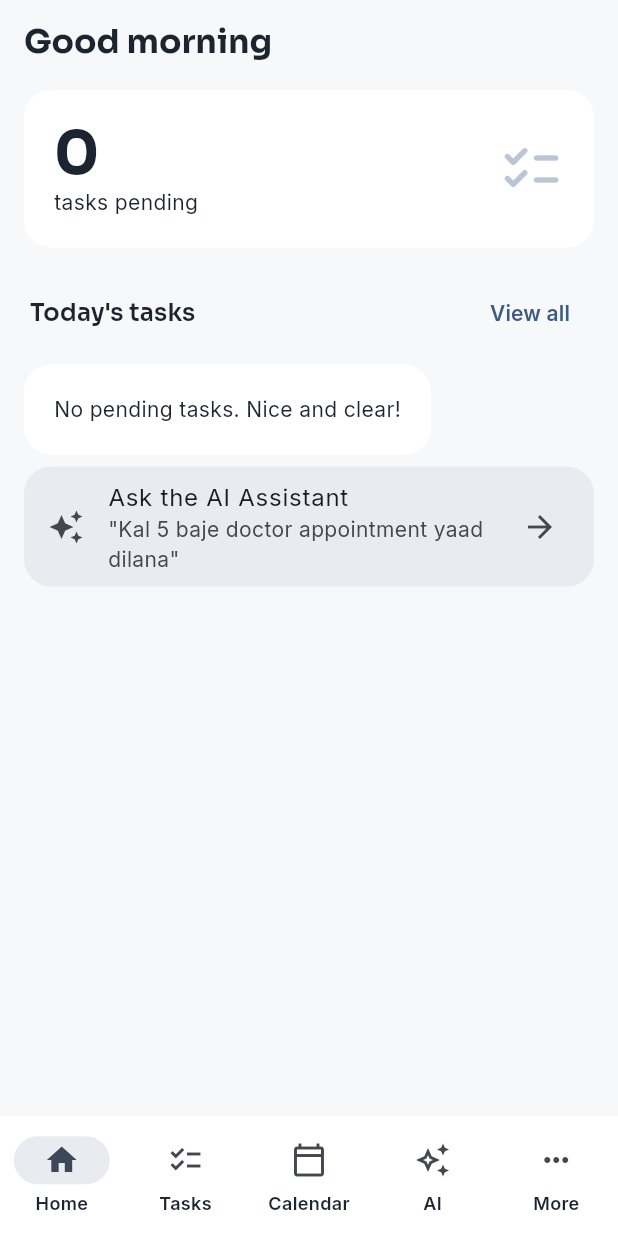
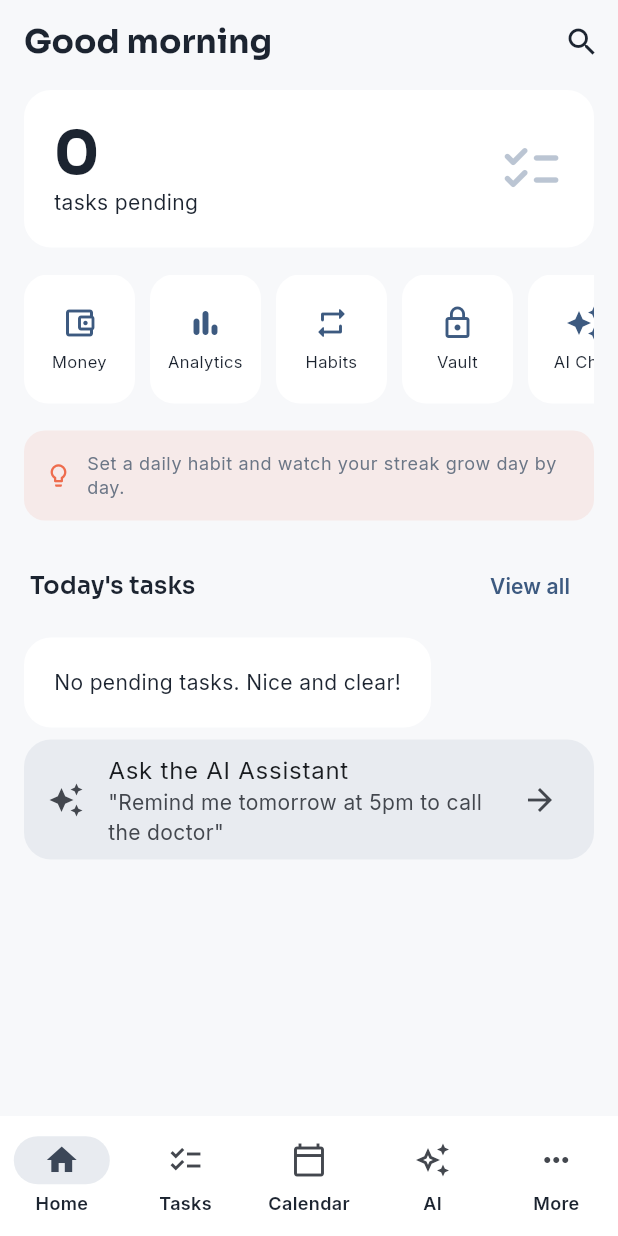
Before and after one commit to rehanmalek786/Ai-Life-Organizer, a Flutter app: the screen it shows once a user with an empty profile is signed in, on a phone screen of 412 x 824 dp. Run offline on Flutter 3.47's test engine with Material 3 defaults, Android fonts, the phone set to English and light mode, and no system bars; our stand-ins replace cloud_firestore, firebase_auth, firebase_core, fl_chart, flutter_local_notifications, flutter_secure_storage and 8 more; accounts and stored records are empty.

Commit message:
Update home_screen.dart

```diff
--- a/lib/screens/home/home_screen.dart
+++ b/lib/screens/home/home_screen.dart
@@ -5,6 +5,11 @@ import '../../providers/app_providers.dart';
 import '../../services/firestore_service.dart';
 import '../../models/models.dart';
 import '../../widgets/shared_widgets.dart';
+import '../money/money_screen.dart';
+import '../analytics/analytics_screen.dart';
+import '../search/search_screen.dart';
+import '../vault/vault_screen.dart';
+import '../habits/habits_screen.dart';
 
 class HomeScreen extends StatelessWidget {
   final void Function(int tabIndex) onNavigate;
@@ -17,14 +22,32 @@ class HomeScreen extends StatelessWidget {
     return 'Good evening';
   }
 
+  static const _tips = [
+    'Try telling the AI Assistant: "remind me to call mom tomorrow at 6pm".',
+    'Set a daily habit and watch your streak grow day by day.',
+    'Ask the AI Assistant to summarize a long note in one tap.',
+    'Log an expense by just typing it in the AI chat - "spent 200 on food".',
+    'Say "remember that..." to the AI and it will use that context later.',
+  ];
+
+  void _push(BuildContext context, Widget screen) {
+    Navigator.push(context, MaterialPageRoute(builder: (_) => screen));
+  }
+
   @override
   Widget build(BuildContext context) {
     final fs = FirestoreService();
     final name = context.watch<AuthProvider>().user?.displayName ?? '';
     final theme = Theme.of(context);
+    final tip = _tips[DateTime.now().day % _tips.length];
 
     return Scaffold(
-      appBar: AppBar(title: Text('${_greeting()}${name.isNotEmpty ? ', $name' : ''}')),
+      appBar: AppBar(
+        title: Text('${_greeting()}${name.isNotEmpty ? ', $name' : ''}'),
+        actions: [
+          IconButton(icon: const Icon(Icons.search), onPressed: () => _push(context, const SearchScreen())),
+        ],
+      ),
       body: RefreshIndicator(
         onRefresh: () async {},
         child: ListView(
@@ -36,12 +59,63 @@ class HomeScreen extends StatelessWidget {
                 final tasks = snap.data ?? [];
                 final pending = tasks.where((t) => !t.completed).toList();
                 final highPriority = pending.where((t) => t.priority == 'high').length;
-                return _SummaryCard(
-                  totalPending: pending.length,
-                  highPriority: highPriority,
-                  onTap: () => onNavigate(1),
+                return _SummaryCard(totalPending: pending.length, highPriority: highPriority, onTap: () => onNavigate(1));
+              },
+            ),
+            const SizedBox(height: 18),
+            SizedBox(
+              height: 86,
+              child: ListView(
+                scrollDirection: Axis.horizontal,
+                children: [
+                  _QuickAction(icon: Icons.account_balance_wallet_outlined, label: 'Money', onTap: () => _push(context, const MoneyScreen())),
+                  const SizedBox(width: 10),
+                  _QuickAction(icon: Icons.bar_chart_rounded, label: 'Analytics', onTap: () => _push(context, const AnalyticsScreen())),
+                  const SizedBox(width: 10),
+                  _QuickAction(icon: Icons.repeat_rounded, label: 'Habits', onTap: () => _push(context, const HabitsScreen())),
+                  const SizedBox(width: 10),
+                  _QuickAction(icon: Icons.lock_outline, label: 'Vault', onTap: () => _push(context, const VaultScreen())),
+                  const SizedBox(width: 10),
+                  _QuickAction(icon: Icons.auto_awesome, label: 'AI Chat', onTap: () => onNavigate(3)),
+                ],
+              ),
+            ),
+            StreamBuilder<List<HabitItem>>(
+              stream: fs.habitsStream(),
+              builder: (context, snap) {
+                final habits = snap.data ?? [];
+                if (habits.isEmpty) return const SizedBox.shrink();
+                return Column(
+                  crossAxisAlignment: CrossAxisAlignment.start,
+                  children: [
+                    const SectionHeader(title: "Today's habits"),
+                    SizedBox(
+                      height: 44,
+                      child: ListView.separated(
+                        scrollDirection: Axis.horizontal,
+                        itemCount: habits.length,
+                        separatorBuilder: (_, __) => const SizedBox(width: 8),
+                        itemBuilder: (context, i) {
+                          final h = habits[i];
+                          return _HabitChip(habit: h, fs: fs);
+                        },
+                      ),
+                    ),
+                  ],
                 );
               },
+            ),
+            Container(
+              margin: const EdgeInsets.only(top: 18),
+              padding: const EdgeInsets.all(14),
+              decoration: BoxDecoration(color: theme.colorScheme.secondary.withValues(alpha: 0.1), borderRadius: BorderRadius.circular(14)),
+              child: Row(
+                children: [
+                  Icon(Icons.lightbulb_outline, size: 18, color: theme.colorScheme.secondary),
+                  const SizedBox(width: 10),
+                  Expanded(child: Text(tip, style: theme.textTheme.bodySmall)),
+                ],
+              ),
             ),
             StreamBuilder<List<CalendarEventItem>>(
               stream: fs.eventsStream(),
@@ -53,11 +127,8 @@ class HomeScreen extends StatelessWidget {
                   children: [
                     SectionHeader(title: "Today's schedule", trailing: TextButton(onPressed: () => onNavigate(2), child: const Text('View all'))),
                     ...events.map((e) => Card(
-                          child: ListTile(
-                            leading: const Icon(Icons.event),
-                            title: Text(e.title),
-                            subtitle: Text(DateFormat('h:mm a').format(e.startTime)),
-                          ),
+                          margin: const EdgeInsets.only(bottom: 8),
+                          child: ListTile(leading: const Icon(Icons.event), title: Text(e.title), subtitle: Text(DateFormat('h:mm a').format(e.startTime))),
                         )),
                   ],
                 );
@@ -73,11 +144,8 @@ class HomeScreen extends StatelessWidget {
                   children: [
                     SectionHeader(title: 'Upcoming reminders', trailing: TextButton(onPressed: () => onNavigate(4), child: const Text('View all'))),
                     ...upcoming.map((r) => Card(
-                          child: ListTile(
-                            leading: const Icon(Icons.notifications_outlined),
-                            title: Text(r.title),
-                            subtitle: Text(DateFormat('EEE, d MMM • h:mm a').format(r.dateTime)),
-                          ),
+                          margin: const EdgeInsets.only(bottom: 8),
+                          child: ListTile(leading: const Icon(Icons.notifications_outlined), title: Text(r.title), subtitle: Text(DateFormat('EEE, d MMM • h:mm a').format(r.dateTime))),
                         )),
                   ],
                 );
@@ -92,14 +160,10 @@ class HomeScreen extends StatelessWidget {
                   children: [
                     SectionHeader(title: "Today's tasks", trailing: TextButton(onPressed: () => onNavigate(1), child: const Text('View all'))),
                     if (pending.isEmpty)
-                      Card(
-                        child: Padding(
-                          padding: const EdgeInsets.all(20),
-                          child: Text('No pending tasks. Nice and clear!', style: theme.textTheme.bodyMedium),
-                        ),
-                      )
+                      Card(child: Padding(padding: const EdgeInsets.all(20), child: Text('No pending tasks. Nice and clear!', style: theme.textTheme.bodyMedium)))
                     else
                       ...pending.map((t) => Card(
+                            margin: const EdgeInsets.only(bottom: 8),
                             child: ListTile(
                               leading: PriorityBadge(priority: t.priority),
                               title: Text(t.title),
@@ -116,7 +180,7 @@ class HomeScreen extends StatelessWidget {
               child: ListTile(
                 leading: const Icon(Icons.auto_awesome),
                 title: const Text('Ask the AI Assistant'),
-                subtitle: const Text('"Kal 5 baje doctor appointment yaad dilana"'),
+                subtitle: const Text('"Remind me tomorrow at 5pm to call the doctor"'),
                 trailing: const Icon(Icons.arrow_forward),
                 onTap: () => onNavigate(3),
               ),
@@ -130,6 +194,81 @@ class HomeScreen extends StatelessWidget {
   static bool _isToday(DateTime d) {
     final now = DateTime.now();
     return d.year == now.year && d.month == now.month && d.day == now.day;
+  }
+}
+
+class _QuickAction extends StatelessWidget {
+  final IconData icon;
+  final String label;
+  final VoidCallback onTap;
+  const _QuickAction({required this.icon, required this.label, required this.onTap});
+
+  @override
+  Widget build(BuildContext context) {
+    final theme = Theme.of(context);
+    return InkWell(
+      borderRadius: BorderRadius.circular(16),
+      onTap: onTap,
+      child: Container(
+        width: 74,
+        decoration: BoxDecoration(color: theme.cardTheme.color, borderRadius: BorderRadius.circular(16)),
+        child: Column(
+          mainAxisAlignment: MainAxisAlignment.center,
+          children: [
+            Icon(icon, color: theme.colorScheme.primary),
+            const SizedBox(height: 6),
+            Text(label, style: const TextStyle(fontSize: 11), textAlign: TextAlign.center),
+          ],
+        ),
+      ),
+    );
+  }
+}
+
+class _HabitChip extends StatelessWidget {
+  final HabitItem habit;
+  final FirestoreService fs;
+  const _HabitChip({required this.habit, required this.fs});
+
+  void _markDone() {
+    if (habit.doneToday) return;
+    final yesterday = DateTime.now().subtract(const Duration(days: 1));
+    final wasYesterday = habit.lastCompleted != null &&
+        habit.lastCompleted!.year == yesterday.year &&
+        habit.lastCompleted!.month == yesterday.month &&
+        habit.lastCompleted!.day == yesterday.day;
+    fs.updateHabit(HabitItem(
+      id: habit.id,
+      name: habit.name,
+      frequency: habit.frequency,
+      streak: wasYesterday ? habit.streak + 1 : 1,
+      lastCompleted: DateTime.now(),
+      createdAt: habit.createdAt,
+    ));
+  }
+
+  @override
+  Widget build(BuildContext context) {
+    final theme = Theme.of(context);
+    return InkWell(
+      borderRadius: BorderRadius.circular(20),
+      onTap: _markDone,
+      child: Container(
+        padding: const EdgeInsets.symmetric(horizontal: 14, vertical: 10),
+        decoration: BoxDecoration(
+          color: habit.doneToday ? theme.colorScheme.primary : theme.cardTheme.color,
+          borderRadius: BorderRadius.circular(20),
+        ),
+        child: Row(
+          mainAxisSize: MainAxisSize.min,
+          children: [
+            Icon(habit.doneToday ? Icons.check_circle : Icons.circle_outlined, size: 16, color: habit.doneToday ? Colors.white : theme.colorScheme.primary),
+            const SizedBox(width: 8),
+            Text(habit.name, style: TextStyle(color: habit.doneToday ? Colors.white : null, fontSize: 13)),
+          ],
+        ),
+      ),
+    );
   }
 }
 
@@ -155,10 +294,7 @@ class _SummaryCard extends StatelessWidget {
                   crossAxisAlignment: CrossAxisAlignment.start,
                   children: [
                     Text('$totalPending', style: theme.textTheme.displayLarge?.copyWith(fontSize: 40)),
-                    Text(
-                      totalPending == 1 ? 'task pending' : 'tasks pending',
-                      style: theme.textTheme.bodyMedium,
-                    ),
+                    Text(totalPending == 1 ? 'task pending' : 'tasks pending', style: theme.textTheme.bodyMedium),
                     if (highPriority > 0) ...[
                       const SizedBox(height: 6),
                       Text('$highPriority high priority', style: TextStyle(color: theme.colorScheme.secondary, fontWeight: FontWeight.w600)),
```
